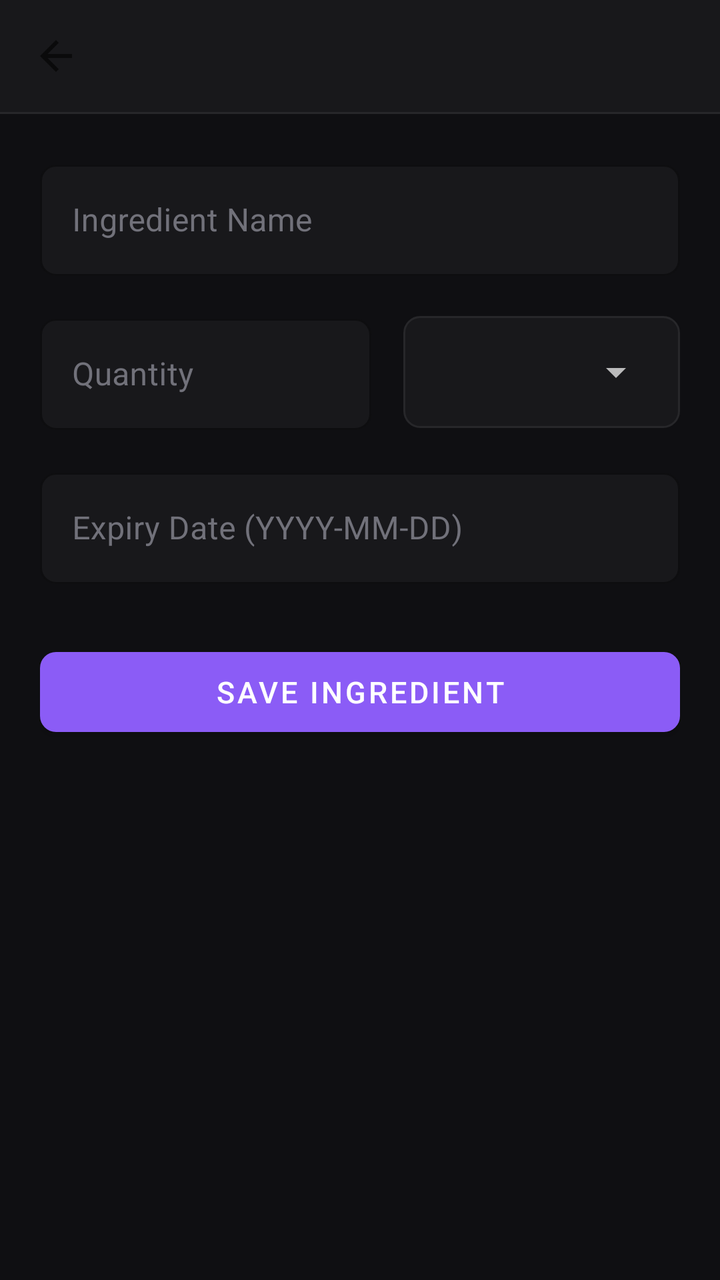
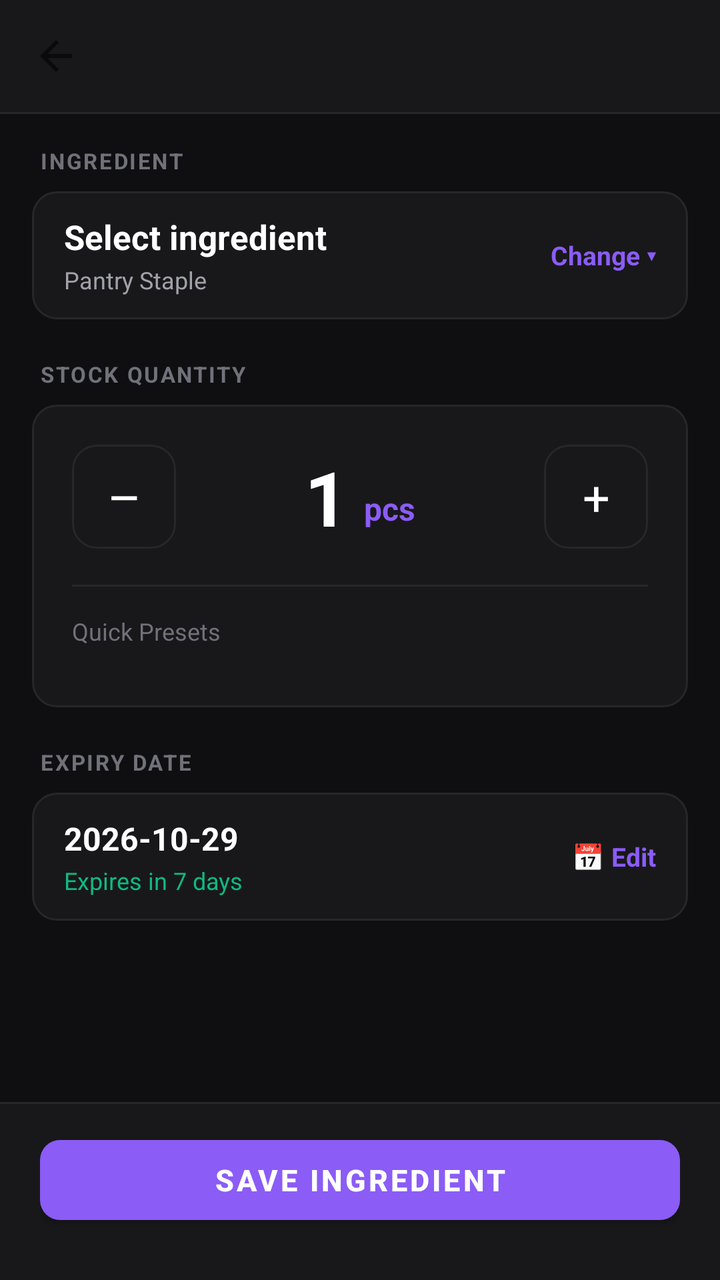

An Android layout rendered at two revisions. The XML below is the earlier revision; the diff shows what the commit changed to produce the second picture.
<!-- AndroidManifest.xml: application theme Theme.EmptyViewsActivity -->
<!-- res/layout/activity_add_edit_item.xml -->
<?xml version="1.0" encoding="utf-8"?>
<LinearLayout xmlns:android="http://schemas.android.com/apk/res/android"
    xmlns:app="http://schemas.android.com/apk/res-auto"
    android:layout_width="match_parent"
    android:layout_height="match_parent"
    android:background="@color/bg_canvas"
    android:fitsSystemWindows="true"
    android:orientation="vertical">

    <androidx.appcompat.widget.Toolbar
        android:id="@+id/toolbar"
        android:layout_width="match_parent"
        android:layout_height="?attr/actionBarSize"
        android:background="@color/bg_surface"
        app:titleTextColor="@color/text_primary"
        app:navigationIcon="?attr/homeAsUpIndicator"
        android:elevation="0dp" />

    <View
        android:layout_width="match_parent"
        android:layout_height="1dp"
        android:background="@color/border_subtle" />

    <ScrollView
        android:layout_width="match_parent"
        android:layout_height="match_parent"
        android:fillViewport="true">

        <LinearLayout
            android:layout_width="match_parent"
            android:layout_height="wrap_content"
            android:orientation="vertical"
            android:padding="20dp">

            
            <com.google.android.material.textfield.TextInputLayout
                android:layout_width="match_parent"
                android:layout_height="wrap_content"
                android:layout_marginBottom="16dp"
                android:hint="Ingredient Name"
                android:textColorHint="@color/text_tertiary"
                app:boxBackgroundColor="@color/bg_surface"
                app:boxStrokeColor="@color/brand_primary"
                app:boxStrokeWidth="1dp"
                app:boxCornerRadiusTopStart="8dp"
                app:boxCornerRadiusTopEnd="8dp"
                app:boxCornerRadiusBottomStart="8dp"
                app:boxCornerRadiusBottomEnd="8dp"
                style="@style/Widget.MaterialComponents.TextInputLayout.OutlinedBox">

                <com.google.android.material.textfield.TextInputEditText
                    android:id="@+id/etItemName"
                    android:layout_width="match_parent"
                    android:layout_height="wrap_content"
                    android:inputType="textCapWords"
                    android:textColor="@color/text_primary" />
            </com.google.android.material.textfield.TextInputLayout>

            
            <LinearLayout
                android:layout_width="match_parent"
                android:layout_height="wrap_content"
                android:orientation="horizontal"
                android:baselineAligned="false"
                android:layout_marginBottom="16dp">

                <com.google.android.material.textfield.TextInputLayout
                    android:layout_width="0dp"
                    android:layout_height="wrap_content"
                    android:layout_weight="1.2"
                    android:layout_marginEnd="8dp"
                    android:hint="Quantity"
                    android:textColorHint="@color/text_tertiary"
                    app:boxBackgroundColor="@color/bg_surface"
                    app:boxStrokeColor="@color/brand_primary"
                    app:boxStrokeWidth="1dp"
                    app:boxCornerRadiusTopStart="8dp"
                    app:boxCornerRadiusTopEnd="8dp"
                    app:boxCornerRadiusBottomStart="8dp"
                    app:boxCornerRadiusBottomEnd="8dp"
                    style="@style/Widget.MaterialComponents.TextInputLayout.OutlinedBox">

                    <com.google.android.material.textfield.TextInputEditText
                        android:id="@+id/etItemQuantity"
                        android:layout_width="match_parent"
                        android:layout_height="wrap_content"
                        android:inputType="numberDecimal"
                        android:textColor="@color/text_primary" />
                </com.google.android.material.textfield.TextInputLayout>

                <LinearLayout
                    android:layout_width="0dp"
                    android:layout_height="56dp"
                    android:layout_weight="1"
                    android:layout_marginStart="8dp"
                    android:layout_marginTop="4dp"
                    android:background="@drawable/spinner_background"
                    android:gravity="center_vertical"
                    android:paddingHorizontal="8dp">

                    <Spinner
                        android:id="@+id/spinnerUnit"
                        android:layout_width="match_parent"
                        android:layout_height="wrap_content"
                        android:theme="@style/ThemeOverlay.AppCompat.Dark" />
                </LinearLayout>

            </LinearLayout>

            
            <com.google.android.material.textfield.TextInputLayout
                android:layout_width="match_parent"
                android:layout_height="wrap_content"
                android:layout_marginBottom="28dp"
                android:hint="Expiry Date (YYYY-MM-DD)"
                android:textColorHint="@color/text_tertiary"
                app:boxBackgroundColor="@color/bg_surface"
                app:boxStrokeColor="@color/brand_primary"
                app:boxStrokeWidth="1dp"
                app:boxCornerRadiusTopStart="8dp"
                app:boxCornerRadiusTopEnd="8dp"
                app:boxCornerRadiusBottomStart="8dp"
                app:boxCornerRadiusBottomEnd="8dp"
                style="@style/Widget.MaterialComponents.TextInputLayout.OutlinedBox">

                <com.google.android.material.textfield.TextInputEditText
                    android:id="@+id/etItemExpiry"
                    android:layout_width="match_parent"
                    android:layout_height="wrap_content"
                    android:focusable="false"
                    android:clickable="true"
                    android:textColor="@color/text_primary" />
            </com.google.android.material.textfield.TextInputLayout>

            
            <com.google.android.material.button.MaterialButton
                android:id="@+id/btnSaveItem"
                android:layout_width="match_parent"
                android:layout_height="52dp"
                android:text="@string/btn_save"
                android:textSize="15sp"
                app:cornerRadius="8dp"
                app:backgroundTint="@color/brand_primary"
                android:textColor="@android:color/white"
                android:layout_marginBottom="12dp" />

            
            <com.google.android.material.button.MaterialButton
                android:id="@+id/btnDeleteItem"
                android:layout_width="match_parent"
                android:layout_height="52dp"
                android:text="@string/btn_delete"
                android:textSize="15sp"
                android:visibility="gone"
                app:cornerRadius="8dp"
                android:textColor="@color/status_expired_text"
                app:strokeColor="@color/status_expired_border"
                app:strokeWidth="1dp"
                style="@style/Widget.MaterialComponents.Button.OutlinedButton" />

        </LinearLayout>
    </ScrollView>
</LinearLayout>
<!-- resources referenced by this layout -->
<resources>
  <color name="bg_canvas">#0F0F12</color>
  <color name="bg_surface">#18181B</color>
  <color name="border_subtle">#27272A</color>
  <color name="brand_primary">#8B5CF6</color>
  <color name="status_expired_border">#33EF4444</color>
  <color name="status_expired_text">#EF4444</color>
  <color name="text_primary">#FFFFFF</color>
  <color name="text_tertiary">#71717A</color>
  <!-- drawable spinner_background (drawable) -->
  <?xml version="1.0" encoding="utf-8"?>
  <shape xmlns:android="http://schemas.android.com/apk/res/android"
      android:shape="rectangle">
      <solid android:color="@color/bg_surface" />
      <stroke
          android:width="1dp"
          android:color="@color/border_subtle" />
      <corners android:radius="8dp" />
  </shape>
  <string name="btn_delete">Delete Ingredient</string>
  <string name="btn_save">Save Ingredient</string>
  <style name="Theme.EmptyViewsActivity" parent="Base.Theme.EmptyViewsActivity" />
  <style name="Base.Theme.EmptyViewsActivity" parent="Theme.MaterialComponents.DayNight.NoActionBar">
          
          <item name="colorPrimary">@color/brand_primary</item>
          <item name="colorPrimaryVariant">@color/brand_primary_variant</item>
          <item name="colorOnPrimary">@color/brand_on_primary</item>
          <item name="android:windowBackground">@color/bg_canvas</item>
  
          
          <item name="android:statusBarColor">@color/bg_surface</item>
          <item name="android:navigationBarColor">@color/bg_surface</item>
          <item name="android:windowLightStatusBar" tools:targetApi="m">false</item>
      </style>
  <color name="brand_primary_variant">#7C3AED</color>
  <color name="brand_on_primary">#FFFFFF</color>
</resources>

<!-- the commit's change to res/layout/activity_add_edit_item.xml (unified diff, before → after) -->
@@ -1,11 +1,10 @@
 <?xml version="1.0" encoding="utf-8"?>
-<LinearLayout xmlns:android="http://schemas.android.com/apk/res/android"
+<RelativeLayout xmlns:android="http://schemas.android.com/apk/res/android"
     xmlns:app="http://schemas.android.com/apk/res-auto"
     android:layout_width="match_parent"
     android:layout_height="match_parent"
     android:background="@color/bg_canvas"
-    android:fitsSystemWindows="true"
-    android:orientation="vertical">
+    android:fitsSystemWindows="true">
 
     <androidx.appcompat.widget.Toolbar
         android:id="@+id/toolbar"
@@ -17,147 +16,303 @@
         android:elevation="0dp" />
 
     <View
+        android:id="@+id/toolbarDivider"
         android:layout_width="match_parent"
         android:layout_height="1dp"
+        android:layout_below="@id/toolbar"
         android:background="@color/border_subtle" />
 
-    <ScrollView
+    
+    <LinearLayout
+        android:id="@+id/bottomDock"
         android:layout_width="match_parent"
-        android:layout_height="match_parent"
-        android:fillViewport="true">
+        android:layout_height="wrap_content"
+        android:layout_alignParentBottom="true"
+        android:background="@color/bg_surface"
+        android:orientation="vertical">
+
+        <View
+            android:layout_width="match_parent"
+            android:layout_height="1dp"
+            android:background="@color/border_subtle" />
 
         <LinearLayout
             android:layout_width="match_parent"
             android:layout_height="wrap_content"
             android:orientation="vertical"
-            android:padding="20dp">
-
-            
-            <com.google.android.material.textfield.TextInputLayout
-                android:layout_width="match_parent"
-                android:layout_height="wrap_content"
-                android:layout_marginBottom="16dp"
-                android:hint="Ingredient Name"
-                android:textColorHint="@color/text_tertiary"
-                app:boxBackgroundColor="@color/bg_surface"
-                app:boxStrokeColor="@color/brand_primary"
-                app:boxStrokeWidth="1dp"
-                app:boxCornerRadiusTopStart="8dp"
-                app:boxCornerRadiusTopEnd="8dp"
-                app:boxCornerRadiusBottomStart="8dp"
-                app:boxCornerRadiusBottomEnd="8dp"
-                style="@style/Widget.MaterialComponents.TextInputLayout.OutlinedBox">
-
-                <com.google.android.material.textfield.TextInputEditText
-                    android:id="@+id/etItemName"
-                    android:layout_width="match_parent"
-                    android:layout_height="wrap_content"
-                    android:inputType="textCapWords"
-                    android:textColor="@color/text_primary" />
-            </com.google.android.material.textfield.TextInputLayout>
-
-            
-            <LinearLayout
-                android:layout_width="match_parent"
-                android:layout_height="wrap_content"
-                android:orientation="horizontal"
-                android:baselineAligned="false"
-                android:layout_marginBottom="16dp">
-
-                <com.google.android.material.textfield.TextInputLayout
-                    android:layout_width="0dp"
-                    android:layout_height="wrap_content"
-                    android:layout_weight="1.2"
-                    android:layout_marginEnd="8dp"
-                    android:hint="Quantity"
-                    android:textColorHint="@color/text_tertiary"
-                    app:boxBackgroundColor="@color/bg_surface"
-                    app:boxStrokeColor="@color/brand_primary"
-                    app:boxStrokeWidth="1dp"
-                    app:boxCornerRadiusTopStart="8dp"
-                    app:boxCornerRadiusTopEnd="8dp"
-                    app:boxCornerRadiusBottomStart="8dp"
-                    app:boxCornerRadiusBottomEnd="8dp"
-                    style="@style/Widget.MaterialComponents.TextInputLayout.OutlinedBox">
-
-                    <com.google.android.material.textfield.TextInputEditText
-                        android:id="@+id/etItemQuantity"
-                        android:layout_width="match_parent"
-                        android:layout_height="wrap_content"
-                        android:inputType="numberDecimal"
-                        android:textColor="@color/text_primary" />
-                </com.google.android.material.textfield.TextInputLayout>
-
-                <LinearLayout
-                    android:layout_width="0dp"
-                    android:layout_height="56dp"
-                    android:layout_weight="1"
-                    android:layout_marginStart="8dp"
-                    android:layout_marginTop="4dp"
-                    android:background="@drawable/spinner_background"
-                    android:gravity="center_vertical"
-                    android:paddingHorizontal="8dp">
-
-                    <Spinner
-                        android:id="@+id/spinnerUnit"
-                        android:layout_width="match_parent"
-                        android:layout_height="wrap_content"
-                        android:theme="@style/ThemeOverlay.AppCompat.Dark" />
-                </LinearLayout>
-
-            </LinearLayout>
-
-            
-            <com.google.android.material.textfield.TextInputLayout
-                android:layout_width="match_parent"
-                android:layout_height="wrap_content"
-                android:layout_marginBottom="28dp"
-                android:hint="Expiry Date (YYYY-MM-DD)"
-                android:textColorHint="@color/text_tertiary"
-                app:boxBackgroundColor="@color/bg_surface"
-                app:boxStrokeColor="@color/brand_primary"
-                app:boxStrokeWidth="1dp"
-                app:boxCornerRadiusTopStart="8dp"
-                app:boxCornerRadiusTopEnd="8dp"
-                app:boxCornerRadiusBottomStart="8dp"
-                app:boxCornerRadiusBottomEnd="8dp"
-                style="@style/Widget.MaterialComponents.TextInputLayout.OutlinedBox">
-
-                <com.google.android.material.textfield.TextInputEditText
-                    android:id="@+id/etItemExpiry"
-                    android:layout_width="match_parent"
-                    android:layout_height="wrap_content"
-                    android:focusable="false"
-                    android:clickable="true"
-                    android:textColor="@color/text_primary" />
-            </com.google.android.material.textfield.TextInputLayout>
-
-            
+            android:paddingHorizontal="20dp"
+            android:paddingTop="12dp"
+            android:paddingBottom="16dp">
+
             <com.google.android.material.button.MaterialButton
                 android:id="@+id/btnSaveItem"
                 android:layout_width="match_parent"
                 android:layout_height="52dp"
                 android:text="@string/btn_save"
                 android:textSize="15sp"
-                app:cornerRadius="8dp"
+                android:textStyle="bold"
+                app:cornerRadius="10dp"
                 app:backgroundTint="@color/brand_primary"
                 android:textColor="@android:color/white"
-                android:layout_marginBottom="12dp" />
-
-            
+                android:layout_marginBottom="8dp" />
+
             <com.google.android.material.button.MaterialButton
                 android:id="@+id/btnDeleteItem"
                 android:layout_width="match_parent"
-                android:layout_height="52dp"
+                android:layout_height="48dp"
                 android:text="@string/btn_delete"
-                android:textSize="15sp"
+                android:textSize="14sp"
                 android:visibility="gone"
-                app:cornerRadius="8dp"
+                app:cornerRadius="10dp"
                 android:textColor="@color/status_expired_text"
                 app:strokeColor="@color/status_expired_border"
                 app:strokeWidth="1dp"
                 style="@style/Widget.MaterialComponents.Button.OutlinedButton" />
+        </LinearLayout>
+    </LinearLayout>
+
+    
+    <ScrollView
+        android:layout_width="match_parent"
+        android:layout_height="match_parent"
+        android:layout_below="@id/toolbarDivider"
+        android:layout_above="@id/bottomDock"
+        android:fillViewport="true">
+
+        <LinearLayout
+            android:layout_width="match_parent"
+            android:layout_height="wrap_content"
+            android:orientation="vertical"
+            android:padding="16dp">
+
+            
+            <TextView
+                android:layout_width="wrap_content"
+                android:layout_height="wrap_content"
+                android:text="INGREDIENT"
+                android:textSize="11sp"
+                android:textStyle="bold"
+                android:letterSpacing="0.08"
+                android:textColor="@color/text_tertiary"
+                android:layout_marginStart="4dp"
+                android:layout_marginBottom="8dp" />
+
+            <LinearLayout
+                android:id="@+id/layoutSelectIngredient"
+                android:layout_width="match_parent"
+                android:layout_height="64dp"
+                android:background="@drawable/card_surface_background"
+                android:gravity="center_vertical"
+                android:paddingHorizontal="16dp"
+                android:clickable="true"
+                android:focusable="true"
+                android:layout_marginBottom="20dp">
+
+                <LinearLayout
+                    android:layout_width="0dp"
+                    android:layout_height="wrap_content"
+                    android:layout_weight="1"
+                    android:orientation="vertical">
+
+                    <TextView
+                        android:id="@+id/tvSelectedIngredient"
+                        android:layout_width="wrap_content"
+                        android:layout_height="wrap_content"
+                        android:text="Select ingredient"
+                        android:textColor="@color/text_primary"
+                        android:textSize="17sp"
+                        android:textStyle="bold" />
+
+                    <TextView
+                        android:id="@+id/tvCatalogCategoryHint"
+                        android:layout_width="wrap_content"
+                        android:layout_height="wrap_content"
+                        android:text="Pantry Staple"
+                        android:textSize="12sp"
+                        android:textColor="@color/text_secondary"
+                        android:layout_marginTop="2dp" />
+                </LinearLayout>
+
+                <TextView
+                    android:layout_width="wrap_content"
+                    android:layout_height="wrap_content"
+                    android:text="Change ▾"
+                    android:textColor="@color/brand_primary"
+                    android:textSize="13sp"
+                    android:textStyle="bold" />
+            </LinearLayout>
+
+            
+            <TextView
+                android:layout_width="wrap_content"
+                android:layout_height="wrap_content"
+                android:text="STOCK QUANTITY"
+                android:textSize="11sp"
+                android:textStyle="bold"
+                android:letterSpacing="0.08"
+                android:textColor="@color/text_tertiary"
+                android:layout_marginStart="4dp"
+                android:layout_marginBottom="8dp" />
+
+            <LinearLayout
+                android:layout_width="match_parent"
+                android:layout_height="wrap_content"
+                android:background="@drawable/card_surface_background"
+                android:orientation="vertical"
+                android:padding="20dp"
+                android:layout_marginBottom="20dp">
+
+                
+                <LinearLayout
+                    android:layout_width="match_parent"
+                    android:layout_height="wrap_content"
+                    android:orientation="horizontal"
+                    android:gravity="center_vertical"
+                    android:layout_marginBottom="18dp">
+
+                    
+                    <TextView
+                        android:id="@+id/btnQtyMinus"
+                        android:layout_width="52dp"
+                        android:layout_height="52dp"
+                        android:background="@drawable/stepper_btn_background"
+                        android:gravity="center"
+                        android:text="–"
+                        android:textSize="26sp"
+                        android:textColor="@color/text_primary"
+                        android:clickable="true"
+                        android:focusable="true" />
+
+                    
+                    <LinearLayout
+                        android:layout_width="0dp"
+                        android:layout_height="wrap_content"
+                        android:layout_weight="1"
+                        android:gravity="center"
+                        android:orientation="horizontal">
+
+                        <TextView
+                            android:id="@+id/tvQuantityValue"
+                            android:layout_width="wrap_content"
+                            android:layout_height="wrap_content"
+                            android:text="1"
+                            android:textColor="@color/text_primary"
+                            android:textSize="38sp"
+                            android:textStyle="bold" />
+
+                        <TextView
+                            android:id="@+id/tvBoundUnit"
+                            android:layout_width="wrap_content"
+                            android:layout_height="wrap_content"
+                            android:text="pcs"
+                            android:textColor="@color/brand_primary"
+                            android:textSize="16sp"
+                            android:textStyle="bold"
+                            android:layout_marginStart="8dp"
+                            android:layout_marginTop="6dp" />
+                    </LinearLayout>
+
+                    
+                    <TextView
+                        android:id="@+id/btnQtyPlus"
+                        android:layout_width="52dp"
+                        android:layout_height="52dp"
+                        android:background="@drawable/stepper_btn_background"
+                        android:gravity="center"
+                        android:text="+"
+                        android:textSize="24sp"
+                        android:textColor="@color/text_primary"
+                        android:clickable="true"
+                        android:focusable="true" />
+
+                </LinearLayout>
+
+                <View
+                    android:layout_width="match_parent"
+                    android:layout_height="1dp"
+                    android:background="@color/border_subtle"
+                    android:layout_marginBottom="14dp" />
+
+                
+                <TextView
+                    android:layout_width="wrap_content"
+                    android:layout_height="wrap_content"
+                    android:text="Quick Presets"
+                    android:textSize="12sp"
+                    android:textColor="@color/text_tertiary"
+                    android:layout_marginBottom="10dp" />
+
+                <HorizontalScrollView
+                    android:layout_width="match_parent"
+                    android:layout_height="wrap_content"
+                    android:scrollbars="none">
+
+                    <com.google.android.material.chip.ChipGroup
+                        android:id="@+id/chipGroupPresets"
+                        android:layout_width="wrap_content"
+                        android:layout_height="wrap_content"
+                        app:singleLine="true" />
+                </HorizontalScrollView>
+
+            </LinearLayout>
+
+            
+            <TextView
+                android:layout_width="wrap_content"
+                android:layout_height="wrap_content"
+                android:text="EXPIRY DATE"
+                android:textSize="11sp"
+                android:textStyle="bold"
+                android:letterSpacing="0.08"
+                android:textColor="@color/text_tertiary"
+                android:layout_marginStart="4dp"
+                android:layout_marginBottom="8dp" />
+
+            <LinearLayout
+                android:id="@+id/layoutExpiryDate"
+                android:layout_width="match_parent"
+                android:layout_height="64dp"
+                android:background="@drawable/card_surface_background"
+                android:gravity="center_vertical"
+                android:paddingHorizontal="16dp"
+                android:clickable="true"
+                android:focusable="true">
+
+                <LinearLayout
+                    android:layout_width="0dp"
+                    android:layout_height="wrap_content"
+                    android:layout_weight="1"
+                    android:orientation="vertical">
+
+                    <TextView
+                        android:id="@+id/tvDisplayExpiry"
+                        android:layout_width="wrap_content"
+                        android:layout_height="wrap_content"
+                        android:text="2026-10-29"
+                        android:textColor="@color/text_primary"
+                        android:textSize="16sp"
+                        android:textStyle="bold" />
+
+                    <TextView
+                        android:id="@+id/tvExpiryRelativeText"
+                        android:layout_width="wrap_content"
+                        android:layout_height="wrap_content"
+                        android:text="Expires in 7 days"
+                        android:textSize="12sp"
+                        android:textColor="@color/status_fresh_text"
+                        android:layout_marginTop="2dp" />
+                </LinearLayout>
+
+                <TextView
+                    android:layout_width="wrap_content"
+                    android:layout_height="wrap_content"
+                    android:text="📅 Edit"
+                    android:textColor="@color/brand_primary"
+                    android:textSize="13sp"
+                    android:textStyle="bold" />
+            </LinearLayout>
 
         </LinearLayout>
     </ScrollView>
-</LinearLayout>
+
+</RelativeLayout>
<!-- resource entries referenced after the edit -->
@@ -6,9 +6,11 @@
   <color name="brand_primary">#8B5CF6</color>
   <color name="status_expired_border">#33EF4444</color>
   <color name="status_expired_text">#EF4444</color>
+  <color name="status_fresh_text">#10B981</color>
   <color name="text_primary">#FFFFFF</color>
+  <color name="text_secondary">#A1A1AA</color>
   <color name="text_tertiary">#71717A</color>
-  <!-- drawable spinner_background (drawable) -->
+  <!-- drawable card_surface_background (drawable) -->
   <?xml version="1.0" encoding="utf-8"?>
   <shape xmlns:android="http://schemas.android.com/apk/res/android"
       android:shape="rectangle">
@@ -16,11 +18,26 @@
       <stroke
           android:width="1dp"
           android:color="@color/border_subtle" />
-      <corners android:radius="8dp" />
+      <corners android:radius="12dp" />
   </shape>
+  <!-- drawable stepper_btn_background (drawable) -->
+  <?xml version="1.0" encoding="utf-8"?>
+  <ripple xmlns:android="http://schemas.android.com/apk/res/android"
+      android:color="@color/border_focus">
+      <item>
+          <shape android:shape="rectangle">
+              <solid android:color="@color/bg_surface" />
+              <stroke
+                  android:width="1dp"
+                  android:color="@color/border_subtle" />
+              <corners android:radius="12dp" />
+          </shape>
+      </item>
+  </ripple>
   <string name="btn_delete">Delete Ingredient</string>
   <string name="btn_save">Save Ingredient</string>
   <style name="Theme.EmptyViewsActivity" parent="Base.Theme.EmptyViewsActivity" />
+  <color name="border_focus">#8B5CF6</color>
   <style name="Base.Theme.EmptyViewsActivity" parent="Theme.MaterialComponents.DayNight.NoActionBar">
           
           <item name="colorPrimary">@color/brand_primary</item>
